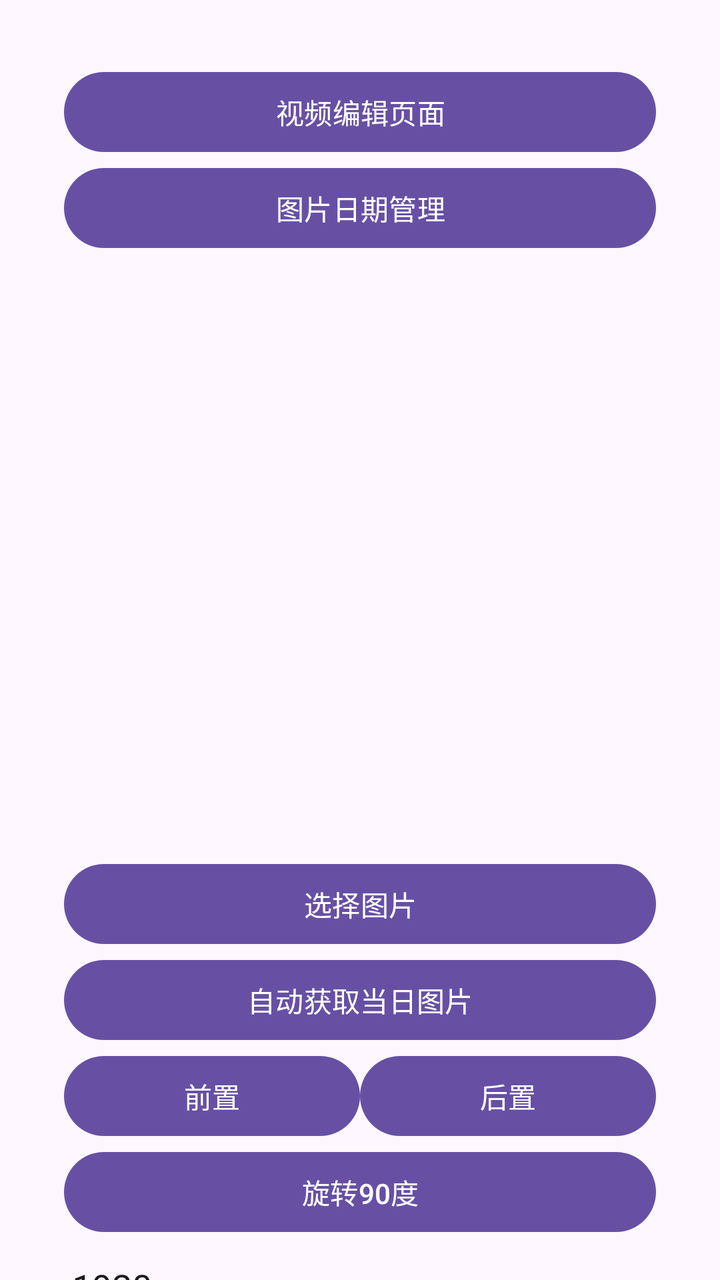
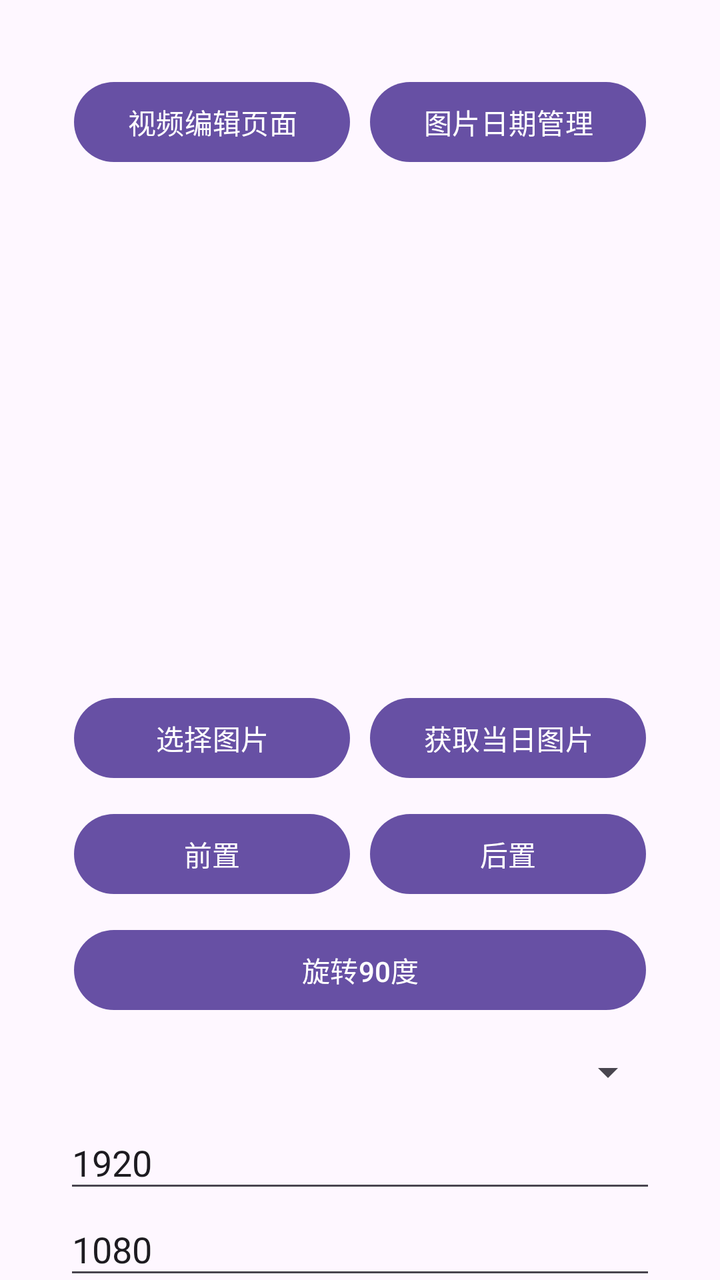

Screens rendered from an Android XML layout before and after an edit, with the pre-edit source and the edit as a unified diff.
<!-- AndroidManifest.xml: application theme Theme.PictureManager -->
<!-- res/layout/fragment_first.xml -->
<?xml version="1.0" encoding="utf-8"?>
<androidx.core.widget.NestedScrollView xmlns:android="http://schemas.android.com/apk/res/android"
    xmlns:app="http://schemas.android.com/apk/res-auto"
    xmlns:tools="http://schemas.android.com/tools"
    android:layout_width="match_parent"
    android:layout_height="match_parent"
    tools:context=".FirstFragment">

    <androidx.constraintlayout.widget.ConstraintLayout
        android:layout_width="match_parent"
        android:layout_height="match_parent"
        android:padding="16dp">

        <LinearLayout
            xmlns:android="http://schemas.android.com/apk/res/android"
            android:orientation="vertical"
            android:padding="16dp"
            android:layout_width="match_parent"
            android:layout_height="match_parent">

            <Button
                android:id="@+id/button_first"
                android:text="视频编辑页面"
                android:layout_width="match_parent"
                android:layout_height="wrap_content"/>

            <Button
                android:id="@+id/dateManageBtn"
                android:text="图片日期管理"
                android:layout_width="match_parent"
                android:layout_height="wrap_content"/>

            <ImageView
                android:id="@+id/imageView"
                android:layout_width="match_parent"
                android:layout_height="300dp"
                android:scaleType="fitCenter"/>


            <Button
                android:id="@+id/selectBtn"
                android:text="选择图片"
                android:layout_width="match_parent"
                android:layout_height="wrap_content"/>

            <Button
                android:id="@+id/autoGetBtn"
                android:text="自动获取当日图片"
                android:layout_width="match_parent"
                android:layout_height="wrap_content"/>

            <LinearLayout
                android:orientation="horizontal"
                android:layout_width="match_parent"
                android:layout_height="wrap_content">
                <Button
                    android:id="@+id/frontRotate"
                    android:text="前置"
                    android:layout_weight="1"
                    android:layout_width="0dp"
                    android:layout_height="wrap_content"/>
                <Button
                    android:id="@+id/backendRotate"
                    android:text="后置"
                    android:layout_weight="1"
                    android:layout_width="0dp"
                    android:layout_height="wrap_content"/>
            </LinearLayout>
            <Button
                android:id="@+id/rotateBtn"
                android:text="旋转90度"
                android:layout_width="match_parent"
                android:layout_height="wrap_content"/>


            <EditText
                android:id="@+id/widthEdit"
                android:hint="目标宽度"
                android:text="1920"
                android:inputType="number"
                android:layout_width="match_parent"
                android:layout_height="wrap_content"/>


            <EditText
                android:id="@+id/heightEdit"
                android:hint="目标高度"
                android:text="1080"
                android:inputType="number"
                android:layout_width="match_parent"
                android:layout_height="wrap_content"/>


            <Switch
                android:id="@+id/enableSwitch"
                android:text="配置开关"
                android:checked="false"
                android:layout_width="match_parent"
                android:layout_height="wrap_content"/>

            <Button
                android:id="@+id/saveBtn"
                android:text="保存图片"
                android:layout_width="match_parent"
                android:layout_height="wrap_content"/>


        </LinearLayout>











    </androidx.constraintlayout.widget.ConstraintLayout>
</androidx.core.widget.NestedScrollView>
<!-- resources referenced by this layout -->
<resources>
  <style name="Theme.PictureManager" parent="Base.Theme.PictureManager" />
  <style name="Base.Theme.PictureManager" parent="Theme.Material3.DayNight.NoActionBar">
          
          
      </style>
</resources>

<!-- the commit's change to res/layout/fragment_first.xml (unified diff, before → after) -->
@@ -18,36 +18,55 @@
             android:layout_width="match_parent"
             android:layout_height="match_parent">
 
-            <Button
-                android:id="@+id/button_first"
-                android:text="视频编辑页面"
+            <LinearLayout
+                android:orientation="horizontal"
                 android:layout_width="match_parent"
-                android:layout_height="wrap_content"/>
+                android:layout_height="wrap_content">
+                <Button
+                    android:id="@+id/button_first"
+                    android:text="视频编辑页面"
+                    android:layout_margin="5dp"
+                    android:layout_weight="1"
+                    android:layout_width="0dp"
+                    android:layout_height="wrap_content"/>
 
-            <Button
-                android:id="@+id/dateManageBtn"
-                android:text="图片日期管理"
-                android:layout_width="match_parent"
-                android:layout_height="wrap_content"/>
+                <Button
+                    android:id="@+id/dateManageBtn"
+                    android:text="图片日期管理"
+                    android:layout_margin="5dp"
+                    android:layout_weight="1"
+                    android:layout_width="0dp"
+                    android:layout_height="wrap_content"/>
+            </LinearLayout>
+
 
             <ImageView
                 android:id="@+id/imageView"
                 android:layout_width="match_parent"
-                android:layout_height="300dp"
+                android:layout_height="250dp"
                 android:scaleType="fitCenter"/>
 
+            <LinearLayout
+                android:orientation="horizontal"
+                android:layout_width="match_parent"
+                android:layout_height="wrap_content">
+                <Button
+                    android:id="@+id/selectBtn"
+                    android:text="选择图片"
+                    android:layout_margin="5dp"
+                    android:layout_weight="1"
+                    android:layout_width="0dp"
+                    android:layout_height="wrap_content"/>
 
-            <Button
-                android:id="@+id/selectBtn"
-                android:text="选择图片"
-                android:layout_width="match_parent"
-                android:layout_height="wrap_content"/>
+                <Button
+                    android:id="@+id/autoGetBtn"
+                    android:text="获取当日图片"
+                    android:layout_margin="5dp"
+                    android:layout_weight="1"
+                    android:layout_width="0dp"
+                    android:layout_height="wrap_content"/>
+            </LinearLayout>
 
-            <Button
-                android:id="@+id/autoGetBtn"
-                android:text="自动获取当日图片"
-                android:layout_width="match_parent"
-                android:layout_height="wrap_content"/>
 
             <LinearLayout
                 android:orientation="horizontal"
@@ -56,12 +75,14 @@
                 <Button
                     android:id="@+id/frontRotate"
                     android:text="前置"
+                    android:layout_margin="5dp"
                     android:layout_weight="1"
                     android:layout_width="0dp"
                     android:layout_height="wrap_content"/>
                 <Button
                     android:id="@+id/backendRotate"
                     android:text="后置"
+                    android:layout_margin="5dp"
                     android:layout_weight="1"
                     android:layout_width="0dp"
                     android:layout_height="wrap_content"/>
@@ -69,9 +90,17 @@
             <Button
                 android:id="@+id/rotateBtn"
                 android:text="旋转90度"
+                android:layout_margin="5dp"
                 android:layout_width="match_parent"
                 android:layout_height="wrap_content"/>
 
+            <Spinner
+                android:id="@+id/resolutionSpinner"
+                android:layout_width="match_parent"
+                android:layout_height="wrap_content"
+                android:layout_marginTop="10dp"
+                android:layout_marginBottom="10dp"
+                android:padding="8dp"/>
 
             <EditText
                 android:id="@+id/widthEdit"
@@ -101,6 +130,7 @@
             <Button
                 android:id="@+id/saveBtn"
                 android:text="保存图片"
+                android:layout_margin="5dp"
                 android:layout_width="match_parent"
                 android:layout_height="wrap_content"/>
 
